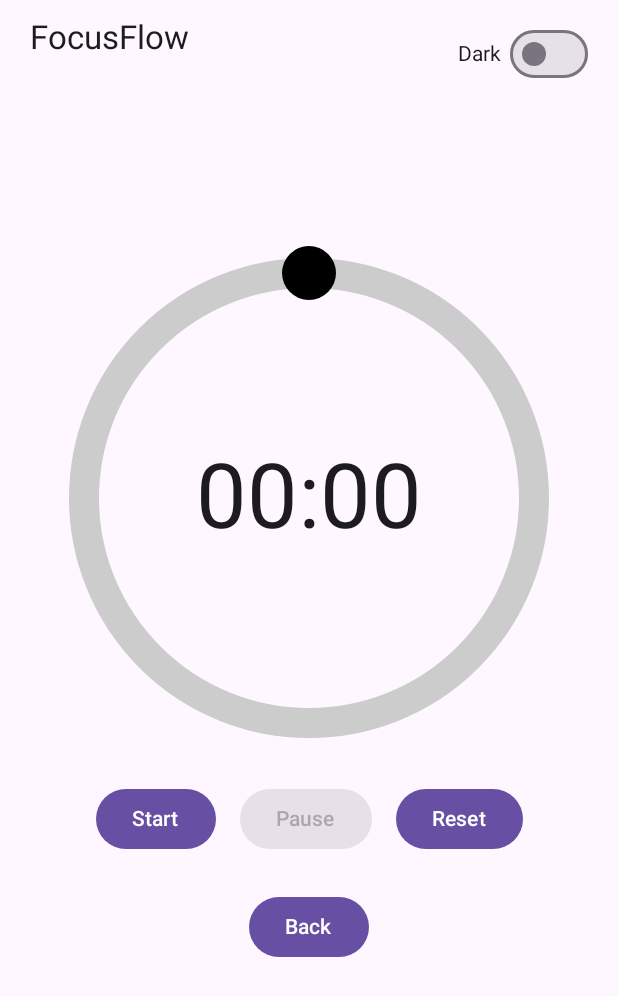
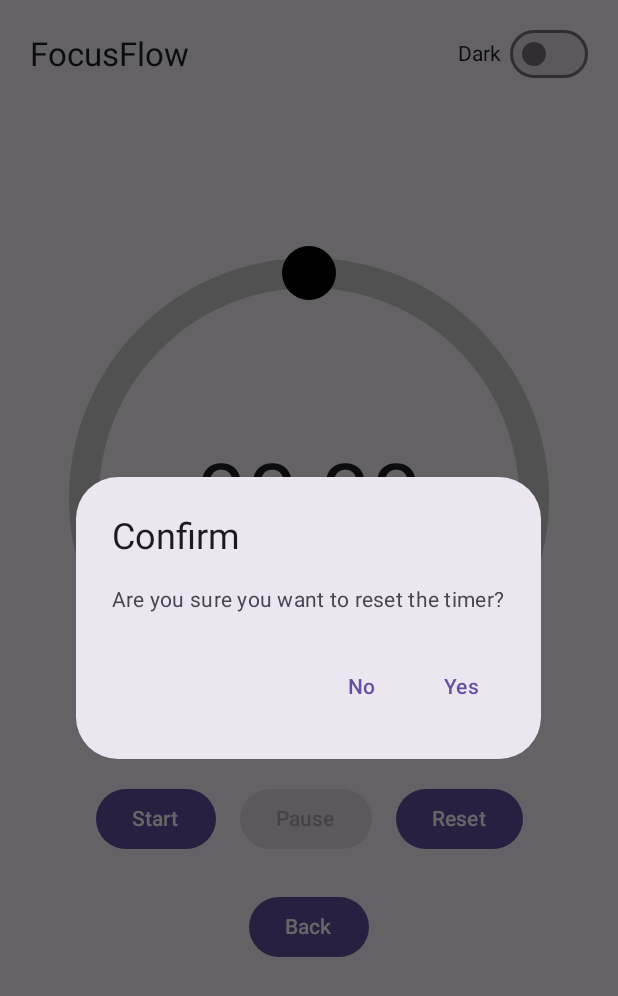
Before and after one commit to Joeal64/FocusFlow, an Android app built with Jetpack Compose: the composable PomodoroTimer called with empty values, after a tap on "Reset", on a phone screen of 412 x 824 dp. Shown: the top 996 px of the screen. Run offline under Robolectric (Android 15) with nearby library versions, the phone set to English and light mode, and no system bars; our stand-ins replace Room's generated code.

Commit message:
Added vibration and focus mode

```diff
--- a/app/src/main/java/com/example/project_focusflow/Timer.kt
+++ b/app/src/main/java/com/example/project_focusflow/Timer.kt
@@ -1,14 +1,12 @@
 package com.example.project_focusflow
 
-import androidx.compose.ui.unit.sp
-import androidx.compose.ui.graphics.toArgb
+import android.content.Context
+import android.os.Build
+import androidx.activity.compose.BackHandler
 import androidx.compose.foundation.Canvas
 import androidx.compose.foundation.gestures.detectDragGestures
 import androidx.compose.foundation.layout.*
-import androidx.compose.material3.Button
-import androidx.compose.material3.MaterialTheme
-import androidx.compose.material3.Switch
-import androidx.compose.material3.Text
+import androidx.compose.material3.*
 import androidx.compose.runtime.*
 import androidx.compose.ui.Alignment
 import androidx.compose.ui.Modifier
@@ -16,17 +14,23 @@ import androidx.compose.ui.geometry.Offset
 import androidx.compose.ui.graphics.Color
 import androidx.compose.ui.graphics.drawscope.Stroke
 import androidx.compose.ui.graphics.nativeCanvas
+import androidx.compose.ui.graphics.toArgb
 import androidx.compose.ui.input.pointer.pointerInput
 import androidx.compose.ui.platform.LocalContext
 import androidx.compose.ui.res.stringResource
 import androidx.compose.ui.unit.dp
+import androidx.compose.ui.unit.sp
+import androidx.room.Room
+import kotlinx.coroutines.Dispatchers
 import kotlinx.coroutines.delay
-import kotlinx.coroutines.Dispatchers
 import kotlinx.coroutines.withContext
 import kotlin.math.*
-import androidx.room.Room
 import java.text.SimpleDateFormat
 import java.util.*
+
+private enum class ConfirmAction {
+    PAUSE, RESET
+}
 
 @Composable
 fun PomodoroTimer(
@@ -40,6 +44,15 @@ fun PomodoroTimer(
     var running by remember { mutableStateOf(false) }
     var knobAngle by remember { mutableStateOf((startMinutes / 60f) * 360f) }
 
+    // For confirmation dialog
+    var showConfirm by remember { mutableStateOf(false) }
+    var confirmAction by remember { mutableStateOf<ConfirmAction?>(null) }
+
+    // Block system back while timer is running
+    BackHandler(enabled = running) {
+        // Do nothing – consumes back press
+    }
+
     val context = LocalContext.current
     val db = remember {
         Room.databaseBuilder(
@@ -52,6 +65,7 @@ fun PomodoroTimer(
 
     var streakToday by remember { mutableStateOf(false) }
 
+    // Load streak status
     LaunchedEffect(Unit) {
         withContext(Dispatchers.IO) {
             val today = SimpleDateFormat("yyyy-MM-dd", Locale.getDefault()).format(Date())
@@ -60,6 +74,7 @@ fun PomodoroTimer(
         }
     }
 
+    // Sensor events
     LaunchedEffect(Unit) {
         SensorEvents.onShake = { running = false }
         SensorEvents.onBluetoothConnected = { running = true }
@@ -74,6 +89,7 @@ fun PomodoroTimer(
         }
     }
 
+    // Timer loop
     LaunchedEffect(running) {
         while (running && remaining > 0) {
             delay(1000)
@@ -94,34 +110,59 @@ fun PomodoroTimer(
 
                 val minutesToday = dao.getMinutesToday() ?: 0
                 val today = SimpleDateFormat("yyyy-MM-dd", Locale.getDefault()).format(Date())
-                val s = dao.getStreak(today)
 
                 if (minutesToday >= 25) {
                     dao.setStreak(DailyStreak(date = today, achieved = true))
                     streakToday = true
                 }
             }
+
+            // Vibrate when session finishes
+            val vibrator = if (Build.VERSION.SDK_INT >= Build.VERSION_CODES.S) {
+                context.getSystemService(android.os.VibratorManager::class.java).defaultVibrator
+            } else {
+                @Suppress("DEPRECATION")
+                context.getSystemService(Context.VIBRATOR_SERVICE) as android.os.Vibrator
+            }
+
+            if (Build.VERSION.SDK_INT >= Build.VERSION_CODES.O) {
+                vibrator.vibrate(
+                    android.os.VibrationEffect.createOneShot(
+                        400,
+                        android.os.VibrationEffect.DEFAULT_AMPLITUDE
+                    )
+                )
+            } else {
+                @Suppress("DEPRECATION")
+                vibrator.vibrate(400)
+            }
+
+            // Notification
             showSessionFinishedNotification(context, sessionMinutes)
-            // navigate to SummaryActivity and send data
+
+            // Navigate to summary screen
             val intent = android.content.Intent(context, SummaryActivity::class.java).apply {
                 putExtra("SESSION_MINUTES", sessionMinutes)
             }
             context.startActivity(intent)
         }
-
     }
 
     val formatted = "%02d:%02d".format(remaining / 60, remaining % 60)
 
     Box(modifier = Modifier.fillMaxSize()) {
 
-        Box(
+        // Top bar: title + streak on left, dark mode on right
+        Row(
             modifier = Modifier
                 .fillMaxWidth()
                 .padding(horizontal = 20.dp, vertical = 12.dp)
-                .align(Alignment.TopCenter)
+                .align(Alignment.TopCenter),
+            horizontalArrangement = Arrangement.SpaceBetween,
+            verticalAlignment = Alignment.CenterVertically
         ) {
-            Row(modifier = Modifier.align(Alignment.TopStart)) {
+            // Left: title + streak
+            Row(verticalAlignment = Alignment.CenterVertically) {
                 Text(
                     text = stringResource(R.string.app_name),
                     fontSize = 22.sp,
@@ -133,10 +174,8 @@ fun PomodoroTimer(
                 }
             }
 
-            Row(
-                modifier = Modifier.align(Alignment.TopEnd),
-                verticalAlignment = Alignment.CenterVertically
-            ) {
+            // Right: dark mode
+            Row(verticalAlignment = Alignment.CenterVertically) {
                 Text(
                     text = stringResource(R.string.dark),
                     color = MaterialTheme.colorScheme.onBackground,
@@ -176,16 +215,25 @@ fun PomodoroTimer(
                     Text(stringResource(R.string.start))
                 }
                 Spacer(modifier = Modifier.width(16.dp))
-                Button(onClick = { running = false }, enabled = running) {
+
+                // Pause – ask for confirmation
+                Button(
+                    onClick = {
+                        confirmAction = ConfirmAction.PAUSE
+                        showConfirm = true
+                    },
+                    enabled = running
+                ) {
                     Text(stringResource(R.string.pause))
                 }
+
                 Spacer(modifier = Modifier.width(16.dp))
+
+                // Reset – ask for confirmation
                 Button(
                     onClick = {
-                        running = false
-                        baseSeconds = startMinutes * 60
-                        remaining = baseSeconds
-                        knobAngle = (startMinutes / 60f) * 360f
+                        confirmAction = ConfirmAction.RESET
+                        showConfirm = true
                     }
                 ) {
                     Text(stringResource(R.string.reset))
@@ -194,13 +242,77 @@ fun PomodoroTimer(
 
             Spacer(modifier = Modifier.height(24.dp))
 
-            Button(onClick = onBack) {
+            // Back disabled while running
+            Button(
+                onClick = onBack,
+                enabled = !running
+            ) {
                 Text(stringResource(R.string.back))
             }
+
+            if (running) {
+                Spacer(modifier = Modifier.height(8.dp))
+                Text(
+                    text = "Focus mode is ON. Pause or reset to exit.",
+                    fontSize = 12.sp,
+                    color = MaterialTheme.colorScheme.onBackground
+                )
+            }
+        }
+
+        // 🔔 Confirmation dialog for Pause / Reset
+        if (showConfirm && confirmAction != null) {
+            val message = when (confirmAction) {
+                ConfirmAction.PAUSE ->
+                    "Are you sure you want to pause your focus session?"
+                ConfirmAction.RESET ->
+                    "Are you sure you want to reset the timer?"
+                null -> ""
+            }
+
+            AlertDialog(
+                onDismissRequest = {
+                    showConfirm = false
+                    confirmAction = null
+                },
+                title = { Text(text = "Confirm") },
+                text = { Text(text = message) },
+                confirmButton = {
+                    TextButton(
+                        onClick = {
+                            when (confirmAction) {
+                                ConfirmAction.PAUSE -> {
+                                    running = false
+                                }
+                                ConfirmAction.RESET -> {
+                                    running = false
+                                    baseSeconds = startMinutes * 60
+                                    remaining = baseSeconds
+                                    knobAngle = (startMinutes / 60f) * 360f
+                                }
+                                null -> {}
+                            }
+                            showConfirm = false
+                            confirmAction = null
+                        }
+                    ) {
+                        Text("Yes")
+                    }
+                },
+                dismissButton = {
+                    TextButton(
+                        onClick = {
+                            showConfirm = false
+                            confirmAction = null
+                        }
+                    ) {
+                        Text("No")
+                    }
+                }
+            )
         }
     }
 }
-
 @Composable
 fun Dial(
     knobAngle: Float,
```
Also changed, not shown: app/src/main/java/com/example/project_focusflow/MainActivity.kt (+9 -3 lines).
